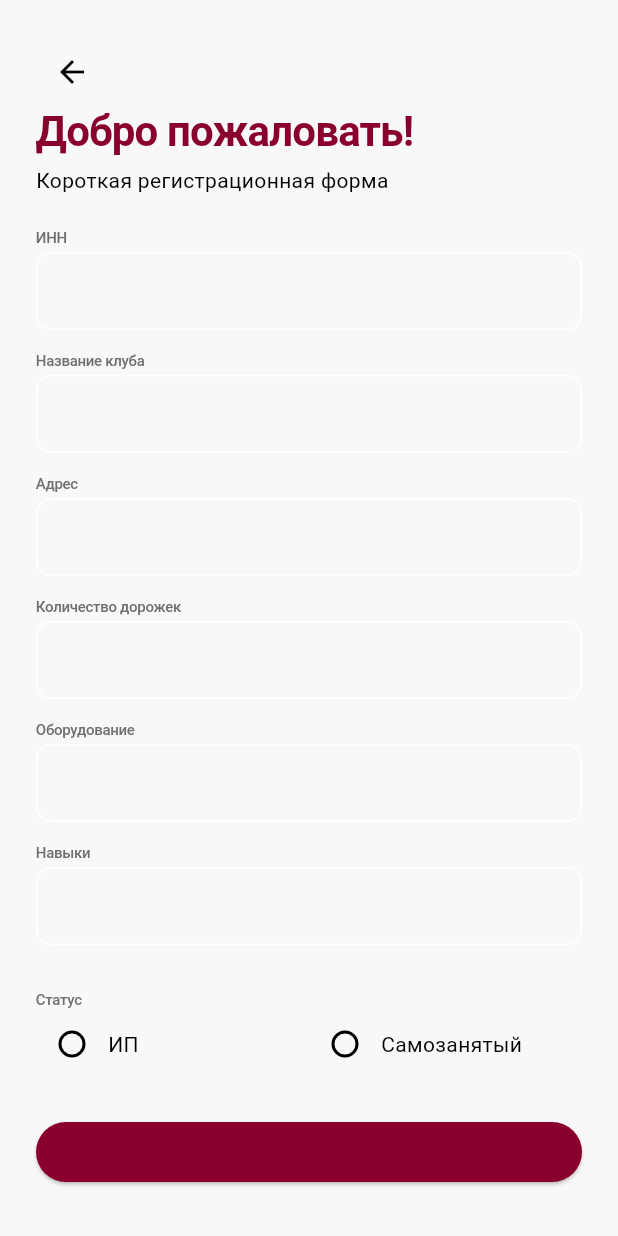
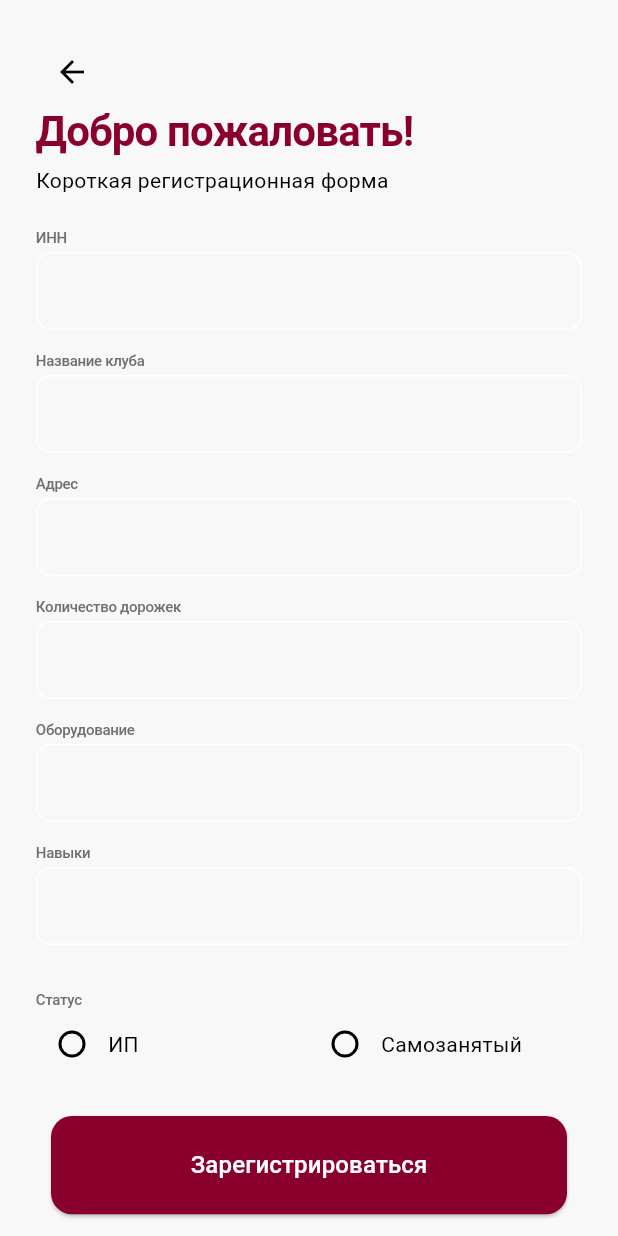
Before and after one commit to Lalamee/bowling-app-flutter, a Flutter app: the RegisterOwnerScreen screen opened directly, on a phone screen of 412 x 824 dp. Run offline on Flutter 3.47's test engine with Material 3 defaults, Android fonts, the phone set to English and light mode, and no system bars.

Commit message:
one style in register and fix reg button

```diff
--- a/lib/screens/register_owner_screen.dart
+++ b/lib/screens/register_owner_screen.dart
@@ -7,6 +7,7 @@ import '../widgets/custom_button.dart';
 
 class RegisterOwnerScreen extends StatefulWidget {
   const RegisterOwnerScreen({Key? key}) : super(key: key);
+
   @override
   State<RegisterOwnerScreen> createState() => _RegisterOwnerScreenState();
 }
@@ -37,15 +38,20 @@ class _RegisterOwnerScreenState extends State<RegisterOwnerScreen> {
 
   void _submit() {
     if (!_formKey.currentState!.validate() || status == null) {
-      if (status == null)
-        ScaffoldMessenger.of(context).showSnackBar(const SnackBar(content: Text('Выберите статус')));
+      if (status == null) {
+        ScaffoldMessenger.of(context).showSnackBar(
+          const SnackBar(content: Text('Выберите статус')),
+        );
+      }
       return;
     }
-    ScaffoldMessenger.of(context).showSnackBar(const SnackBar(content: Text('Регистрация владельца выполнена')));
+    ScaffoldMessenger.of(context).showSnackBar(
+      const SnackBar(content: Text('Регистрация владельца выполнена')),
+    );
   }
 
   @override
-  Widget build(BuildContext ctx) {
+  Widget build(BuildContext context) {
     return Scaffold(
       backgroundColor: AppColors.background,
       body: SafeArea(
@@ -53,24 +59,59 @@ class _RegisterOwnerScreenState extends State<RegisterOwnerScreen> {
           padding: const EdgeInsets.all(24),
           child: Form(
             key: _formKey,
-            child: Column(crossAxisAlignment: CrossAxisAlignment.start, children: [
-              IconButton(onPressed: () => Navigator.pop(ctx), icon: const Icon(Icons.arrow_back)),
-              Text('Добро пожаловать!', style: AppTextStyles.onboardingTitle.copyWith(color: AppColors.primary)),
+            child: Column(
+              crossAxisAlignment: CrossAxisAlignment.start,
+              children: [
+                IconButton(
+                  onPressed: () => Navigator.pop(context),
+                  icon: const Icon(Icons.arrow_back),
+                ),
+                Text(
+                  'Добро пожаловать!',
+                  style: AppTextStyles.onboardingTitle.copyWith(color: AppColors.primary),
+                ),
                 const SizedBox(height: 8),
                 const Text('Короткая регистрационная форма'),
                 const SizedBox(height: 24),
-              LabeledTextField(label: 'ИНН', controller: _inn, validator: _validateNotEmpty, keyboardType: TextInputType.number),
-              LabeledTextField(label: 'Название клуба', controller: _club, validator: _validateNotEmpty),
-              LabeledTextField(label: 'Адрес', controller: _addr, validator: _validateNotEmpty),
-              LabeledTextField(label: 'Количество дорожек', controller: _lanes, validator: _validateInteger, keyboardType: TextInputType.number),
-              LabeledTextField(label: 'Оборудование', controller: _equip, validator: _validateNotEmpty),
-              LabeledTextField(label: 'Навыки', controller: _skills, validator: _validateNotEmpty),
+                LabeledTextField(
+                  label: 'ИНН',
+                  controller: _inn,
+                  validator: _validateNotEmpty,
+                  keyboardType: TextInputType.number,
+                ),
+                LabeledTextField(
+                  label: 'Название клуба',
+                  controller: _club,
+                  validator: _validateNotEmpty),
+                LabeledTextField(
+                  label: 'Адрес',
+                  controller: _addr,
+                  validator: _validateNotEmpty),
+                LabeledTextField(
+                  label: 'Количество дорожек',
+                  controller: _lanes,
+                  validator: _validateInteger,
+                  keyboardType: TextInputType.number,
+                ),
+                LabeledTextField(
+                  label: 'Оборудование',
+                  controller: _equip,
+                  validator: _validateNotEmpty),
+                LabeledTextField(
+                  label: 'Навыки',
+                  controller: _skills,
+                  validator: _validateNotEmpty),
                 const SizedBox(height: 16),
                 const Text('Статус', style: AppTextStyles.formLabel),
-              RadioGroup(options: const ['ИП', 'Самозанятый'], groupValue: status, onChanged: (v) => setState(() => status = v)),
+                RadioGroup(
+                  options: const ['ИП', 'Самозанятый'],
+                  groupValue: status,
+                  onChanged: (v) => setState(() => status = v),
+                ),
                 const SizedBox(height: 24),
-              CustomButton(text: 'Зарегистрироваться', onPressed: _submit),
-            ]),
+                Center(child: CustomButton(text: 'Зарегистрироваться', onPressed: _submit)),
+              ],
+            ),
           ),
         ),
       ),
--- a/lib/widgets/custom_button.dart
+++ b/lib/widgets/custom_button.dart
@@ -16,24 +16,34 @@ class CustomButton extends StatelessWidget {
   @override
   Widget build(BuildContext context) {
     return SizedBox(
-      width: double.infinity,
+      width: 344,
+      height: 65.5,
       child: isOutlined
           ? OutlinedButton(
               onPressed: onPressed,
               style: OutlinedButton.styleFrom(
                 side: BorderSide(color: AppColors.primary),
+                shape: RoundedRectangleBorder(
+                  borderRadius: BorderRadius.circular(14),
+                ),
               ),
               child: Text(
                 text,
-                style: TextStyle(color: AppColors.primary),
+                style: TextStyle(color: AppColors.primary, fontSize: 16),
               ),
             )
           : ElevatedButton(
               onPressed: onPressed,
               style: ElevatedButton.styleFrom(
                 backgroundColor: AppColors.primary,
+                shape: RoundedRectangleBorder(
+                  borderRadius: BorderRadius.circular(14),
+                ),
               ),
-              child: Text(text),
+              child: Text(
+                text,
+                style: const TextStyle(fontSize: 16, color: Colors.white),
+              ),
             ),
     );
   }
```
Also changed, not shown: lib/screens/register_mechanic_screen.dart (+64 -20 lines). Lines whose indentation alone changed are shown as unchanged.
